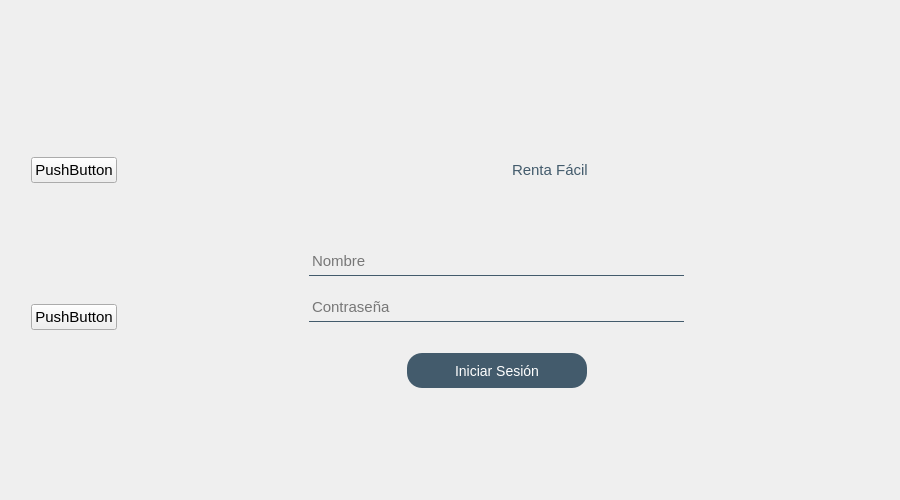
Above: RentaFacil/rentafacil.ui from carlosnoe7/is2xp before the change. Below: the same form after it.
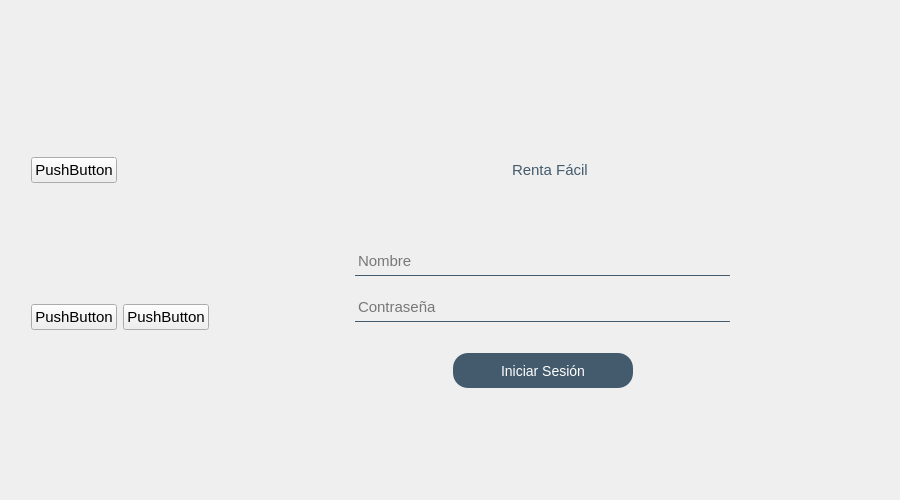
That is the form after the change. Icons and pictures are not drawn.

Commit message: agregado otro boton

```diff
--- a/RentaFacil/rentafacil.ui
+++ b/RentaFacil/rentafacil.ui
@@ -424,6 +424,13 @@
            </property>
           </widget>
          </item>
+         <item>
+          <widget class="QPushButton" name="pushButton_4">
+           <property name="text">
+            <string>PushButton</string>
+           </property>
+          </widget>
+         </item>
          <item>
           <spacer name="horizontalSpacer_16">
            <property name="orientation">
```
The commit also changes 2 other files.
